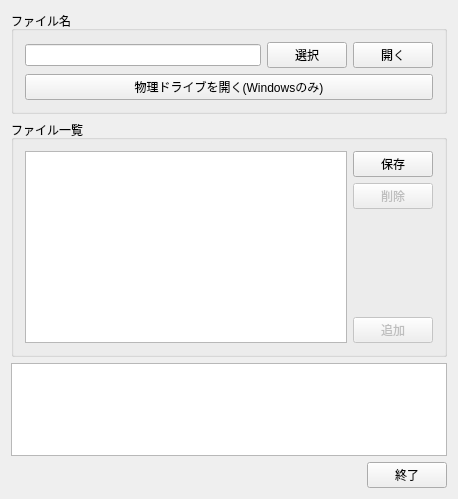
The window that widget.ui (futr/MicomFSReader) describes before a commit, drawn with Qt 5.
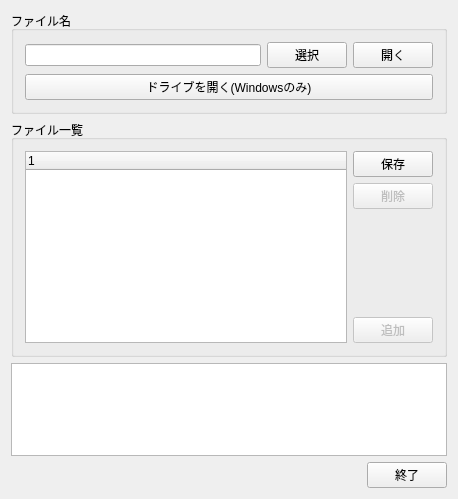
The same window after the commit.

The edit to the form file:
```diff
--- a/widget.ui
+++ b/widget.ui
@@ -44,7 +44,7 @@
       <item>
        <widget class="QPushButton" name="openDriveButton">
         <property name="text">
-         <string>物理ドライブを開く(Windowsのみ)</string>
+         <string>ドライブを開く(Windowsのみ)</string>
         </property>
        </widget>
       </item>
@@ -66,7 +66,7 @@
       <item>
        <widget class="QTreeWidget" name="fileListWidget">
         <attribute name="headerVisible">
-         <bool>false</bool>
+         <bool>true</bool>
         </attribute>
         <column>
          <property name="text">
```
